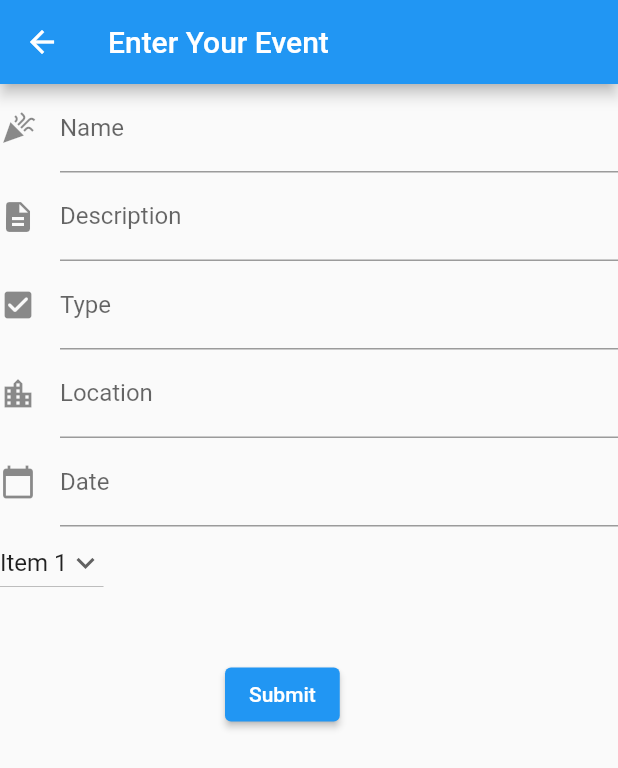
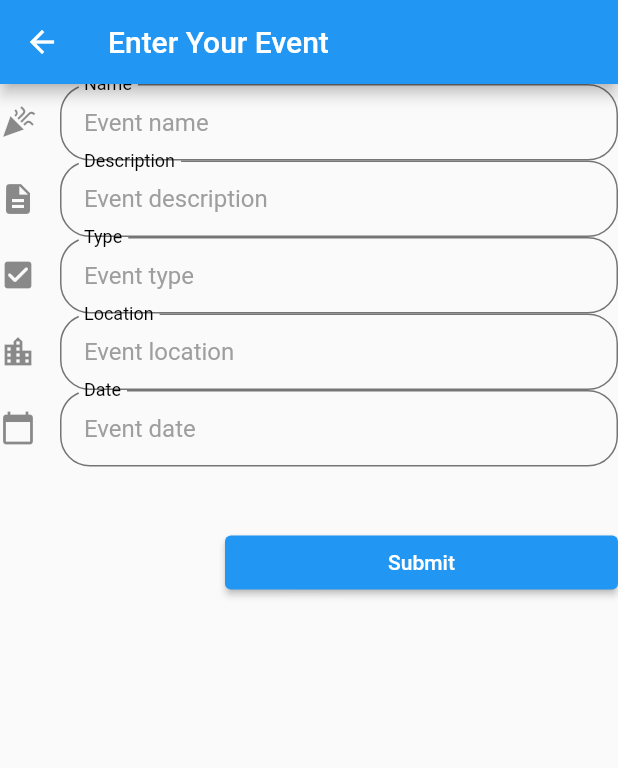
Before and after one commit to mustafasalfiti/nextactivity, a Flutter app: the screen it shows after launch, in the side drawer, after a tap on "Your Events", on a phone screen of 412 x 824 dp. Shown: the top 768 px of the screen. Run offline on Flutter 3.47's test engine with Material 2 defaults, Android fonts, the phone set to English and light mode, and no system bars.

Commit message:
fix:update events

```diff
--- /dev/null
+++ b/client/lib/classes/description.dart
@@ -0,0 +1,5 @@
+class Description {
+  final List<String> images;
+  final String content;
+  Description({required this.images, required this.content});
+}
--- /dev/null
+++ b/client/lib/classes/location.dart
@@ -0,0 +1,5 @@
+class Location {
+  final String type;
+  final List<String> coordinates;
+  Location({required this.coordinates, required this.type});
+}
--- /dev/null
+++ b/client/lib/homepage/event_template.dart
@@ -0,0 +1,93 @@
+import 'package:client/classes/Description.dart';
+import 'package:client/classes/location.dart';
+import 'package:client/shared/httpservice.dart';
+import 'package:flutter/material.dart';
+// ignore_for_file: prefer_const_constructors
+// ignore_for_file: prefer_const_literals_to_create_immutables
+
+class EventTemplate extends StatefulWidget {
+  const EventTemplate({Key? key}) : super(key: key);
+
+  @override
+  State<EventTemplate> createState() => _EventTemplateState();
+}
+
+class _EventTemplateState extends State<EventTemplate> {
+  // create the variables for events should started with _ as a private
+  String _createdBy = "";
+  String _titel = "";
+  String _eventType = "";
+  Description _description = Description(images: [], content: "");
+  Location _location = Location(coordinates: [], type: "");
+  int _peopleRequired = 0;
+  @override
+  Widget build(BuildContext context) {
+    return Scaffold(
+      appBar: AppBar(
+        title: Text('Enter Your Event'),
+      ),
+      body: ListView(
+        children: <Widget>[
+          TextFormField(
+            decoration: InputDecoration(
+              icon: Icon(Icons.celebration),
+              hintText: 'Event name',
+              labelText: 'Name',
+            ),
+          ),
+          TextFormField(
+            decoration: InputDecoration(
+              icon: Icon(Icons.description),
+              hintText: 'Event description',
+              labelText: 'Description',
+            ),
+          ),
+          TextFormField(
+            decoration: InputDecoration(
+              icon: Icon(Icons.check_box_rounded),
+              hintText: 'Event type',
+              labelText: 'Type',
+            ),
+          ),
+          TextFormField(
+            decoration: InputDecoration(
+              icon: Icon(Icons.location_city),
+              hintText: 'Event location',
+              labelText: 'Location',
+            ),
+          ),
+          TextFormField(
+            decoration: InputDecoration(
+              icon: Icon(Icons.calendar_today),
+              hintText: 'Event date',
+              labelText: 'Date',
+            ),
+          ),
+          Container(
+              padding: EdgeInsets.only(left: 150.0, top: 40.0),
+              child: ElevatedButton(
+                child: Text('Submit'),
+                onPressed: () => HttpService().getEvents(),
+              )),
+        ],
+      ),
+    );
+  }
+}
+
+// to create a dropdown button
+// DropdownButton(
+//   value: _dropdownValue,
+//   items: items.map((String item) {
+//     return DropdownMenuItem(
+//       value: item,
+//       child: Text(item),
+//     );
+//   }).toList(),
+//   icon: Icon(Icons.keyboard_arrow_down),
+//   onChanged: (String? newValue) {
+//     setState(() {
+//       _dropdownValue = newValue!;
+//     });
+//   },
+// ),
--- a/client/lib/main.dart
+++ b/client/lib/main.dart
@@ -1,27 +1,23 @@
+import 'package:client/themes/my_input_theme.dart';
 import 'package:flutter/material.dart';
 
 import 'homepage/homepage.dart';
 
 void main() {
-  runApp(const MaterialApp(
-    home: HomePage(),
-  ));
-  // getData();
+  runApp(MyApp());
 }
 
-// Future getData() async {
+class MyApp extends StatelessWidget {
+  const MyApp({Key? key}) : super(key: key);
 
-//   final response = await http.get(Uri.parse(
-//       'https://maps.googleapis.com/maps/api/place/nearbysearch/json?location=51.450832%2C7.013056&radius=1500&type=gym&key=YOUR_API_KEY'));
-
-//   if (response.statusCode == 200) {
-//     // If the server did return a 200 OK response,
-//     // then parse the JSON.
-//     print(' !!! Place data is here !!!');
-//     return jsonDecode(response.body);
-//   } else {
-//     // If the server did not return a 200 OK response,
-//     // then throw an exception.
-//     throw Exception('Failed to load place data');
-//   }
-// }
+  @override
+  Widget build(BuildContext context) {
+    // themes to be applied to the whole application
+    return MaterialApp(
+      theme: ThemeData(
+          primaryColor: Colors.blueGrey,
+          inputDecorationTheme: MyInputTheme().theme()),
+      home: HomePage(),
+    );
+  }
+}
--- /dev/null
+++ b/client/lib/models/event.dart
@@ -0,0 +1,34 @@
+import 'package:client/classes/description.dart';
+import 'package:client/classes/location.dart';
+
+class Event {
+  final String createdBy;
+  final String titel;
+  final String eventType;
+  final Description description;
+  final Location location;
+  final List<String> peopleJoined;
+  final int peopleRequired;
+
+  Event({
+    required this.titel,
+    required this.createdBy,
+    required this.eventType,
+    required this.description,
+    required this.location,
+    required this.peopleJoined,
+    required this.peopleRequired,
+  });
+
+  factory Event.fromJson(Map<String, dynamic> json) {
+    return Event(
+      createdBy: json["createdBy"] as String,
+      titel: json["titel"] as String,
+      eventType: json["event_type"] as String,
+      description: json["description"] as Description,
+      location: json["location"] as Location,
+      peopleJoined: json["people_joined"] as List<String>,
+      peopleRequired: json["people_required"] as int,
+    );
+  }
+}
--- a/client/lib/shared/event_model.dart
+++ /dev/null
@@ -1,21 +0,0 @@
-import 'package:flutter/foundation.dart';
-
-class Event {
-  final String event_type;
-  final String description;
-  final String location;
-
-  Event({
-    @required this.event_type,
-    @required this.description,
-    @required this.location,
-  });
-
-  factory Event.fromJson(Map<String, dynamic> json) {
-    return Event(
-      event_type: json["event_type"] as String,
-      description: json["Description"] as String,
-      location: json["location"] as String,
-    );
-  }
-}
--- a/client/lib/shared/mydrawer.dart
+++ b/client/lib/shared/mydrawer.dart
@@ -1,3 +1,4 @@
+import 'package:client/homepage/event_template.dart';
 import 'package:flutter/material.dart';
 // ignore_for_file: prefer_const_constructors
 // ignore_for_file: prefer_const_literals_to_create_immutables
@@ -66,7 +67,7 @@ class MyDrawer extends StatelessWidget {
         ListTile(
           onTap: () => Navigator.push(
             context,
-            MaterialPageRoute(builder: (context) => const EventTemplate()),
+            MaterialPageRoute(builder: (context) => EventTemplate()),
           ),
           leading: Icon(
             Icons.assessment,
@@ -87,110 +88,19 @@ class MyDrawer extends StatelessWidget {
   }
 }
 
-class EventTemplate extends StatefulWidget {
-  const EventTemplate({Key? key}) : super(key: key);
 
-  @override
-  State<EventTemplate> createState() => _EventTemplateState();
-}
-
-class _EventTemplateState extends State<EventTemplate> {
-  var items = [
-    'Item 1',
-    'Item 2',
-    'Item 3',
-    'Item 4',
-    'Item 5',
-  ];
-  String _dropdownValue = 'Item 1';
-
-  @override
-  Widget build(BuildContext context) {
-    return Scaffold(
-      appBar: AppBar(
-        title: Text('Enter Your Event'),
-      ),
-      body: Center(
-        child: Column(
-          crossAxisAlignment: CrossAxisAlignment.start,
-          children: <Widget>[
-            TextFormField(
-              decoration: InputDecoration(
-                icon: Icon(Icons.celebration),
-                hintText: 'Event name',
-                labelText: 'Name',
-              ),
-            ),
-            TextFormField(
-              decoration: InputDecoration(
-                icon: Icon(Icons.description),
-                hintText: 'Event description',
-                labelText: 'Description',
-              ),
-            ),
-            TextFormField(
-              decoration: InputDecoration(
-                icon: Icon(Icons.check_box_rounded),
-                hintText: 'Event type',
-                labelText: 'Type',
-              ),
-            ),
-            TextFormField(
-              decoration: InputDecoration(
-                icon: Icon(Icons.location_city),
-                hintText: 'Event location',
-                labelText: 'Location',
-              ),
-            ),
-            TextFormField(
-              decoration: InputDecoration(
-                icon: Icon(Icons.calendar_today),
-                hintText: 'Event date',
-                labelText: 'Date',
-              ),
-            ),
-            DropdownButton(
-              value: _dropdownValue,
-              items: items.map((String item) {
-                return DropdownMenuItem(
-                  value: item,
-                  child: Text(item),
-                );
-              }).toList(),
-              icon: Icon(Icons.keyboard_arrow_down),
-              onChanged: (String? newValue) {
-                setState(() {
-                  _dropdownValue = newValue!;
-                });
-              },
-            ),
-            Container(
-                padding: EdgeInsets.only(left: 150.0, top: 40.0),
-                child: ElevatedButton(
-                  child: Text('Submit'),
-                  onPressed: () =>
-                      showPopUp(context, 'Success', 'Your event is created!'),
-                  // Navigator.pop(context), // TODO Go back after event creation
-                )),
-          ],
-        ),
-      ),
-    );
-  }
-}
-
-showPopUp(context, String title, String content) {
-  showDialog<String>(
-    context: context,
-    builder: (BuildContext context) => AlertDialog(
-      title: Text(title),
-      content: Text(content),
-      actions: <Widget>[
-        TextButton(
-          onPressed: () => Navigator.pop(context, 'OK'),
-          child: const Text('OK'),
-        ),
-      ],
-    ),
-  );
-}
+// showPopUp(context, String title, String content) {
+//   showDialog<String>(
+//     context: context,
+//     builder: (BuildContext context) => AlertDialog(
+//       title: Text(title),
+//       content: Text(content),
+//       actions: <Widget>[
+//         TextButton(
+//           onPressed: () => Navigator.pop(context, 'OK'),
+//           child: const Text('OK'),
+//         ),
+//       ],
+//     ),
+//   );
+// }
--- /dev/null
+++ b/client/lib/themes/my_input_theme.dart
@@ -0,0 +1,43 @@
+import 'package:flutter/material.dart';
+// ignore_for_file: prefer_const_constructors
+// ignore_for_file: prefer_const_literals_to_create_immutables
+
+class MyInputTheme {
+  TextStyle _buildTextStyle(Color color, {double size = 16.0}) {
+    return TextStyle(color: color, fontSize: size);
+  }
+
+  OutlineInputBorder _buildBorder(Color color) {
+    return OutlineInputBorder(
+      borderRadius: BorderRadius.all(Radius.circular(20)),
+      borderSide: BorderSide(color: color, width: 1.0),
+    );
+  }
+
+  InputDecorationTheme theme() => InputDecorationTheme(
+        contentPadding: EdgeInsets.all(16),
+        // "always" put the label at the top
+        floatingLabelBehavior: FloatingLabelBehavior.always,
+        // useful for putting TextFields in a row can be wraped with Flexibile
+        constraints: BoxConstraints(maxWidth: 150),
+
+        // Borders
+        enabledBorder: _buildBorder(Colors.grey[600]!),
+
+        errorBorder: _buildBorder(Colors.red),
+
+        focusedBorder: _buildBorder(Colors.blue),
+
+        disabledBorder: _buildBorder(Colors.green[200]!),
+
+        // TextStyle
+        suffixStyle: _buildTextStyle(Colors.black),
+        counterStyle: _buildTextStyle(Colors.grey, size: 12.0),
+        floatingLabelStyle: _buildTextStyle(Colors.black),
+        errorStyle: _buildTextStyle(Colors.red, size: 12.0),
+        helperStyle: _buildTextStyle(Colors.black, size: 12.0),
+        hintStyle: _buildTextStyle(Colors.grey),
+        labelStyle: _buildTextStyle(Colors.black),
+        prefixStyle: _buildTextStyle(Colors.black),
+      );
+}
```
Also changed, not shown: client/lib/components/multiline_field.dart (added, +40 -0 lines), client/lib/components/password_field.dart (added, +39 -0 lines), client/lib/shared/httpservice.dart (+8 -11 lines), client/lib/components/number_field.dart (added), 3 other files.
